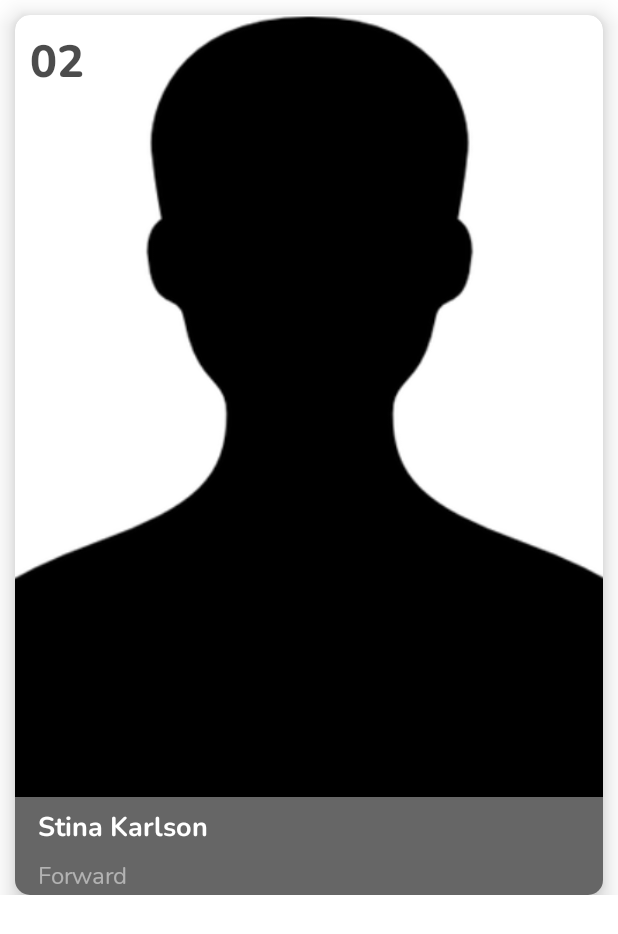
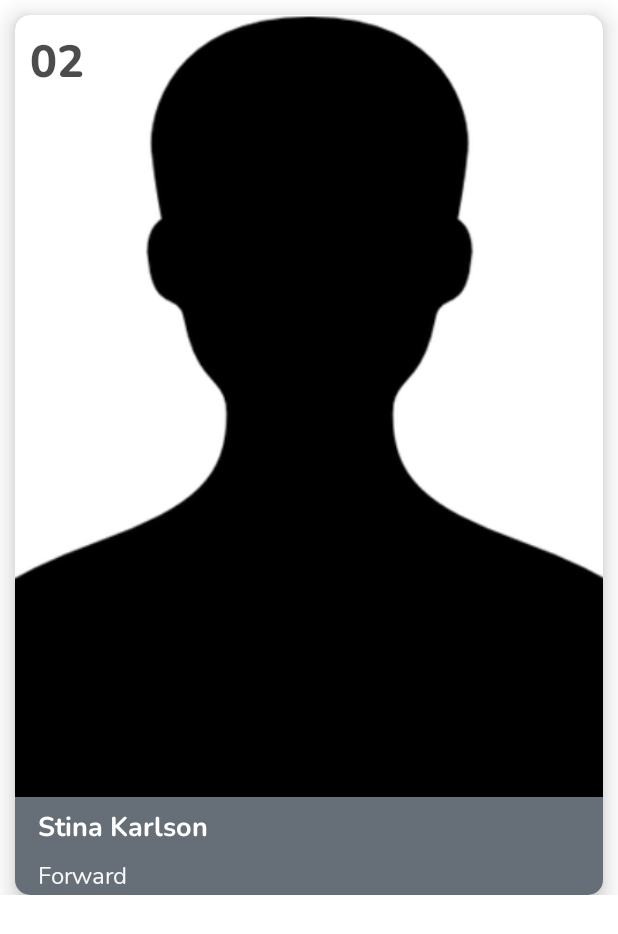
Before and after one commit to piggest777/EosLundKotlin, an Android app: the layout team_player_item.xml on its own in the app's theme, with its tools: preview values and no code run, on a phone screen of 412 x 824 dp. Shown: the top 934 px of the screen. Run offline under Robolectric (Android 15) with nearby library versions, the phone set to English and light mode, and no system bars; network calls fail.

```diff
--- a/app/src/main/java/se/eoslund/piggest/utilites/Constants.kt
+++ b/app/src/main/java/se/eoslund/piggest/utilites/Constants.kt
@@ -29,6 +29,7 @@ object Constants {
     const val GAME_DESCRIPTION = "gameDescription"
     const val STATISTIC_LINK = "statsLink"
     const val GAME_COVER_URL = "gameCoverUrl"
+    const val IS_CANCELLED = "isCancelled"
 
     const val PLAYER_NAME = "playerName"
     const val PLAYER_NUMBER = "playerNumber"
--- a/app/src/main/res/layout/fragment_games.xml
+++ b/app/src/main/res/layout/fragment_games.xml
@@ -146,6 +146,7 @@
                     android:layout_marginTop="5dp"
                     android:background="@drawable/rounded_rect"
                     android:backgroundTint="@color/colorSecondary"
+                    android:textColor="@color/white95"
                     android:firstBaselineToTopHeight="0dp"
                     android:fontFamily="@font/nunito_bold"
                     android:gravity="center"
@@ -193,7 +194,7 @@
             app:layout_constraintEnd_toEndOf="parent"
             app:layout_constraintStart_toStartOf="parent"
             app:layout_constraintTop_toBottomOf="@+id/news_toolbar"
-            tools:visibility="invisible">
+            tools:visibility="visible">
 
             <androidx.constraintlayout.widget.ConstraintLayout
                 android:layout_width="match_parent"
@@ -242,7 +243,9 @@
                     android:layout_width="0dp"
                     android:layout_height="0dp"
                     android:layout_marginStart="10dp"
+                    android:layout_marginTop="40dp"
                     android:layout_marginEnd="10dp"
+                    android:layout_marginBottom="40dp"
                     android:src="@drawable/eos_logo"
                     app:layout_constraintBottom_toBottomOf="parent"
                     app:layout_constraintDimensionRatio="1:1"
--- a/app/src/main/res/layout/team_player_item.xml
+++ b/app/src/main/res/layout/team_player_item.xml
@@ -38,7 +38,7 @@
                 android:layout_height="0dp"
                 android:layout_marginStart="0dp"
                 android:layout_marginEnd="0dp"
-                android:background="#99000000"
+                android:background="#666f78"
                 app:layout_constraintBottom_toBottomOf="@id/news_content"
                 app:layout_constraintEnd_toEndOf="parent"
                 app:layout_constraintStart_toStartOf="parent"
@@ -69,7 +69,7 @@
                 android:fontFamily="@font/nunito"
                 android:gravity="center_vertical"
                 android:textSize="16sp"
-                android:textColor="#80FFFFFF"
+                android:textColor="@color/white95"
                 app:layout_constraintEnd_toEndOf="parent"
                 app:layout_constraintStart_toStartOf="parent"
                 app:layout_constraintTop_toBottomOf="@+id/news_title"
--- a/app/src/main/res/values-night/themes.xml
+++ /dev/null
@@ -1,18 +0,0 @@
-<resources xmlns:tools="http://schemas.android.com/tools">
-    <!-- Base application theme. -->
-    <style name="Theme.EosLund" parent="Theme.MaterialComponents.DayNight.NoActionBar">
-        <!-- Primary brand color. -->
-        <item name="colorPrimary">@color/purple_200</item>
-        <item name="colorPrimaryVariant">@color/purple_700</item>
-        <item name="colorOnPrimary">@color/black</item>
-        <!-- Secondary brand color. -->
-        <item name="colorSecondary">@color/teal_200</item>
-        <item name="colorSecondaryVariant">@color/teal_200</item>
-        <item name="colorOnSecondary">@color/black</item>
-        <!-- Status bar color. -->
-        <item name="android:statusBarColor" tools:targetApi="l">?attr/colorPrimaryVariant</item>
-        <!-- Customize your theme here. -->
-        <item name="android:fontFamily">@font/nunito</item>
-        <item name="fontFamily">@font/nunito</item>
-    </style>
-</resources>
--- a/app/src/main/res/values/dimens.xml
+++ b/app/src/main/res/values/dimens.xml
@@ -1,4 +1,7 @@
 <?xml version="1.0" encoding="utf-8"?>
 <resources>
     <dimen name="text_margin">16dp</dimen>
+    <dimen name="small_screen_dimen_for_card">150dp</dimen>
+    <dimen name="small_screen_match_time_text">24sp</dimen>
+    <dimen name="small_screen_next_game_text">18sp</dimen>
 </resources>
--- a/app/src/main/res/values/strings.xml
+++ b/app/src/main/res/values/strings.xml
@@ -122,4 +122,5 @@
     <string name="msg_token_fmt">Current token is: %1$s</string>
     <string name="default_channel_name">Default notifications channel</string>
     <string name="channel_description">Common notifications about matches and etc.</string>
+    <string name="cancelled">CANCELLED</string>
 </resources>
--- a/app/src/main/res/values/themes.xml
+++ b/app/src/main/res/values/themes.xml
@@ -18,7 +18,7 @@
     <!-- Splash Screen Theme (pre Android 12) -->
     <style name="Theme.App.Starting" parent="Theme.SplashScreen">
         <item name="windowSplashScreenBackground">@color/colorSecondary</item>
-        <item name="windowSplashScreenAnimatedIcon">@mipmap/ic_eos_logo</item>
+        <item name="windowSplashScreenAnimatedIcon">@mipmap/ic_eos_logo_round</item>
         <item name="windowSplashScreenIconBackgroundColor">@color/colorSecondary</item>
         <item name="postSplashScreenTheme">@style/Theme.EosLund</item>
     </style>
```
Also changed, not shown: app/src/main/java/se/eoslund/piggest/adapters/GameAdapter.kt (+12 -0 lines), app/src/main/java/se/eoslund/piggest/controller/GamesFragment.kt (+29 -5 lines), app/src/main/java/se/eoslund/piggest/model/Game.kt (+6 -2 lines), app/src/main/res/layout-v26/game_schedule_list_item.xml (+26 -0 lines).
